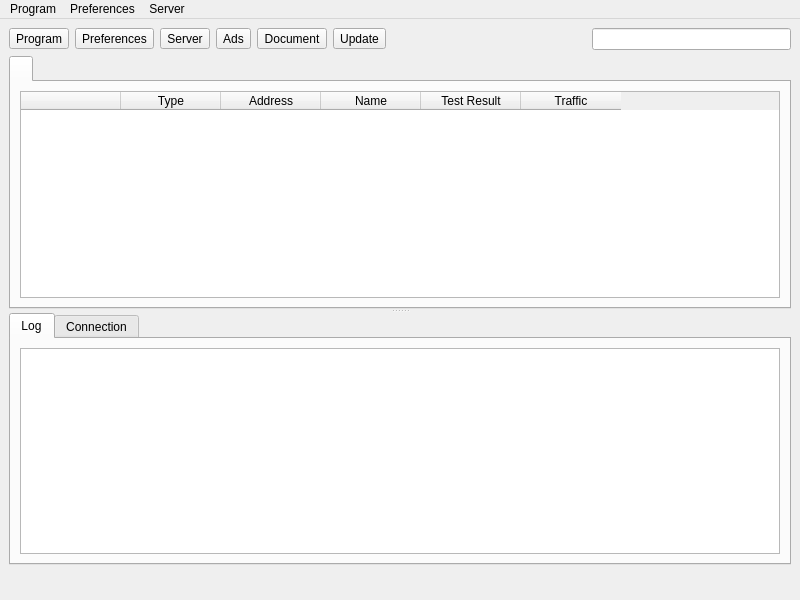
MatsuriDayo/nekoray, file ui/mainwindow.ui: the form before one commit.
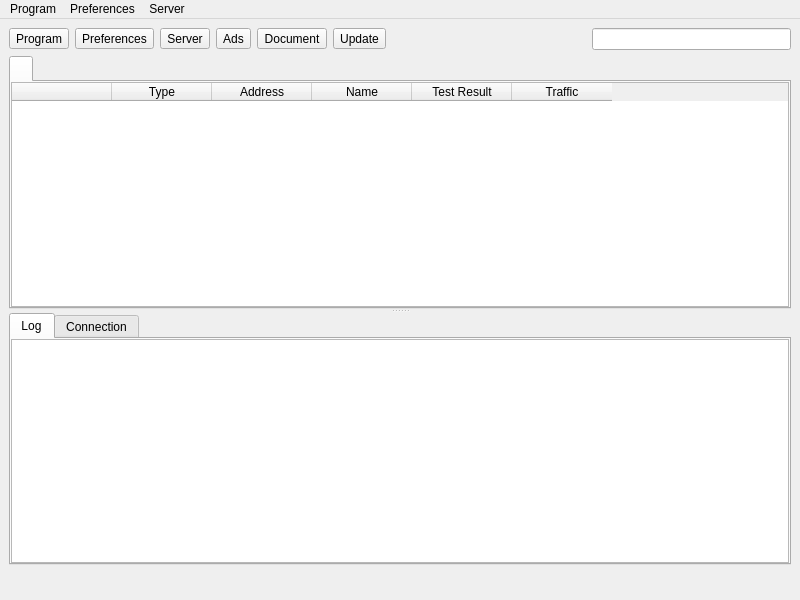
The form after the commit. Icons and pictures are not drawn. Custom widgets are drawn as their Qt base class.

Diff of the .ui file:
```diff
--- a/ui/mainwindow.ui
+++ b/ui/mainwindow.ui
@@ -194,6 +194,21 @@
          <string/>
         </attribute>
         <layout class="QGridLayout" name="gridLayout_2">
+         <property name="leftMargin">
+          <number>0</number>
+         </property>
+         <property name="topMargin">
+          <number>0</number>
+         </property>
+         <property name="rightMargin">
+          <number>0</number>
+         </property>
+         <property name="bottomMargin">
+          <number>0</number>
+         </property>
+         <property name="spacing">
+          <number>0</number>
+         </property>
          <item row="0" column="0">
           <widget class="MyTableWidget" name="proxyListTable">
            <property name="contextMenuPolicy">
@@ -202,6 +217,9 @@
            <property name="editTriggers">
             <set>QAbstractItemView::NoEditTriggers</set>
            </property>
+           <property name="alternatingRowColors">
+            <bool>true</bool>
+           </property>
            <property name="selectionBehavior">
             <enum>QAbstractItemView::SelectRows</enum>
            </property>
@@ -220,6 +238,9 @@
            <attribute name="horizontalHeaderShowSortIndicator" stdset="0">
             <bool>false</bool>
            </attribute>
+           <attribute name="verticalHeaderDefaultSectionSize">
+            <number>26</number>
+           </attribute>
            <column>
             <property name="text">
              <string/>
@@ -267,11 +288,29 @@
             <string>Log</string>
            </attribute>
            <layout class="QVBoxLayout" name="verticalLayout">
+            <property name="spacing">
+             <number>0</number>
+            </property>
+            <property name="leftMargin">
+             <number>0</number>
+            </property>
+            <property name="topMargin">
+             <number>0</number>
+            </property>
+            <property name="rightMargin">
+             <number>0</number>
+            </property>
+            <property name="bottomMargin">
+             <number>0</number>
+            </property>
             <item>
              <widget class="QTextBrowser" name="masterLogBrowser">
               <property name="contextMenuPolicy">
                <enum>Qt::CustomContextMenu</enum>
               </property>
+              <property name="openLinks">
+               <bool>false</bool>
+              </property>
              </widget>
             </item>
            </layout>
@@ -281,6 +320,21 @@
             <string>Connection</string>
            </attribute>
            <layout class="QVBoxLayout" name="verticalLayout_2">
+            <property name="spacing">
+             <number>0</number>
+            </property>
+            <property name="leftMargin">
+             <number>0</number>
+            </property>
+            <property name="topMargin">
+             <number>0</number>
+            </property>
+            <property name="rightMargin">
+             <number>0</number>
+            </property>
+            <property name="bottomMargin">
+             <number>0</number>
+            </property>
             <item>
              <widget class="QTableWidget" name="tableWidget_conn">
               <property name="contextMenuPolicy">
@@ -399,8 +453,8 @@
     <addaction name="menu_scan_qr"/>
     <addaction name="separator"/>
     <addaction name="actionStart_with_system"/>
-    <addaction name="actionRemember_last_proxy"/>
     <addaction name="actionStart_minimal"/>
+    <addaction name="actionRemember_last_proxy"/>
     <addaction name="menu_system_proxy"/>
     <addaction name="menu_program_preference"/>
     <addaction name="separator"/>
```
